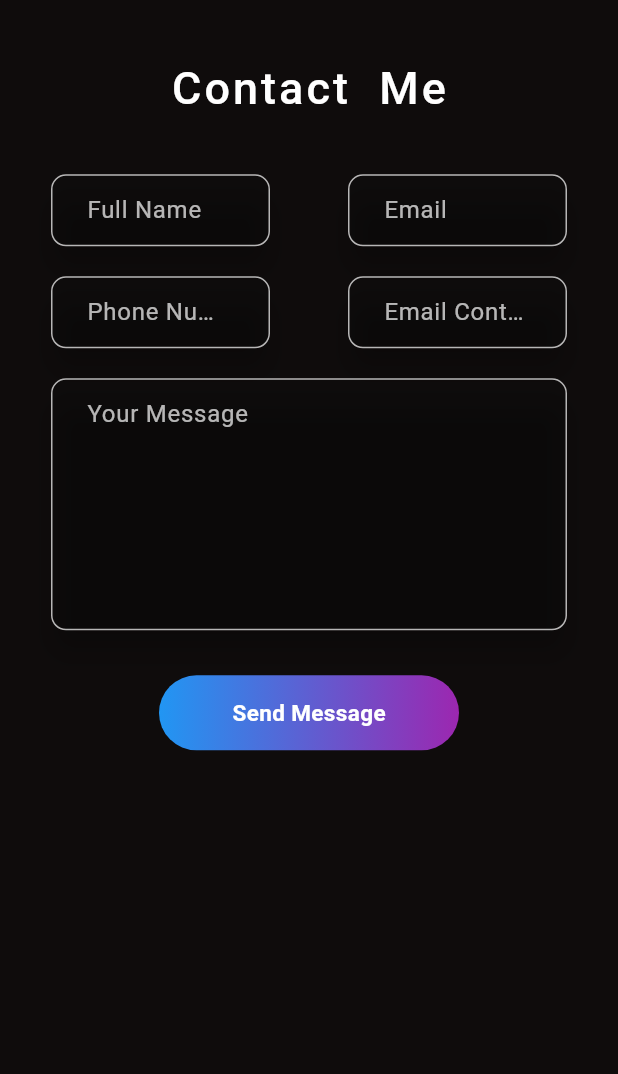
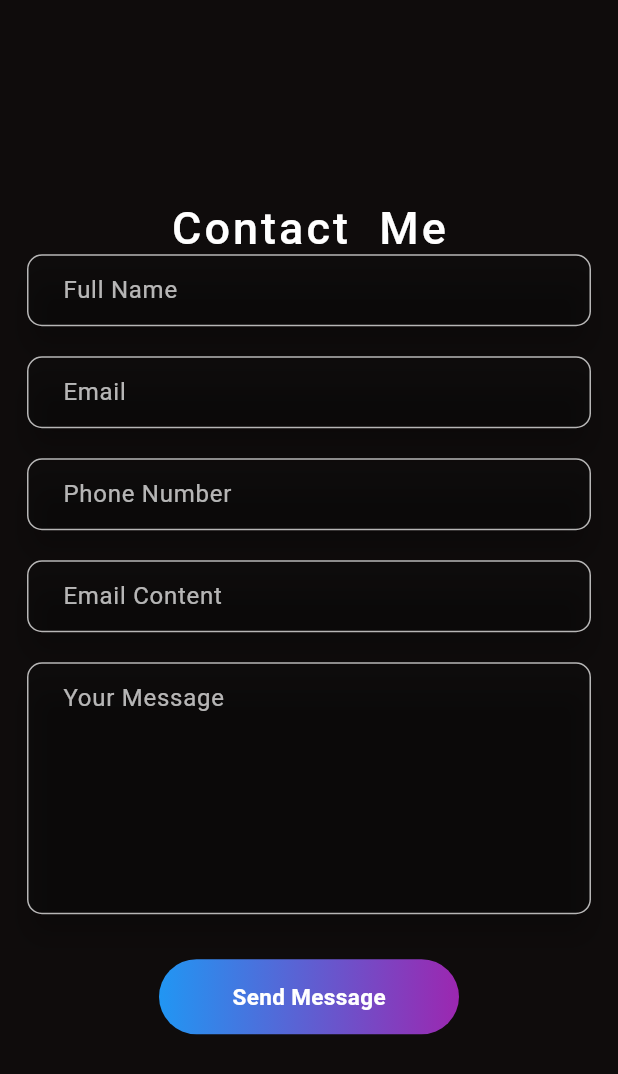
Before and after one commit to Akshaykpz/personal_website_flutter, a Flutter app: the ContactMe widget shown alone on an empty page, opened directly, on a phone screen of 412 x 824 dp. Shown: the top 1074 px of the screen. Run offline on Flutter 3.47's test engine with Material 3 defaults, Android fonts, the light colour scheme and no system bars; our stand-ins replace animate_do, animated_text_kit, google_fonts, lottie, scrollable_positioned_list; missing offline and left inert: dart:html.

Commit message:
all sucess

```diff
--- a/lib/view/screens/contact_us.dart
+++ b/lib/view/screens/contact_us.dart
@@ -75,28 +75,145 @@ class _ContactMeState extends State<ContactMe> {
     return HelperClass(
         paddingWidth: size.width * 0.1,
         bgColor: AppColors.bgcolors,
-        mobile: Column(children: [customfiled(context)]),
-        tablet: Column(children: [customfiled(context)]),
-        desktop: Expanded(
-          child: Column(
-            children: [customfiled(context)],
+        mobile: Column(
+            mainAxisAlignment: MainAxisAlignment.start,
+            mainAxisSize: MainAxisSize.min,
+            children: [
+              formtext(),
+              Material(
+                color: Colors.transparent,
+                elevation: 8,
+                borderRadius: BorderRadius.circular(12),
+                child: TextFormField(
+                  style: const TextStyle(color: Colors.white),
+                  controller: nameController,
+                  decoration: inputFiled(hinttext: 'Full Name'),
                 ),
-        ));
+              ),
+              const SizedBox(
+                height: 20,
+              ),
+              Material(
+                color: Colors.transparent,
+                elevation: 8,
+                borderRadius: BorderRadius.circular(12),
+                child: TextFormField(
+                  style: const TextStyle(color: Colors.white),
+                  controller: emailController,
+                  decoration: inputFiled(hinttext: 'Email'),
+                ),
+              ),
+              const SizedBox(
+                height: 20,
+              ),
+              Material(
+                color: Colors.transparent,
+                elevation: 8,
+                borderRadius: BorderRadius.circular(12),
+                child: TextFormField(
+                  style: const TextStyle(color: Colors.white),
+                  controller: phoneController,
+                  decoration: inputFiled(hinttext: 'Phone Number'),
+                ),
+              ),
+              const SizedBox(
+                height: 20,
+              ),
+              Material(
+                color: Colors.transparent,
+                elevation: 8,
+                borderRadius: BorderRadius.circular(12),
+                child: TextFormField(
+                  style: const TextStyle(color: Colors.white),
+                  controller: contentController,
+                  decoration: inputFiled(hinttext: 'Email Content'),
+                ),
+              ),
+              const SizedBox(
+                height: 20,
+              ),
+              Material(
+                color: Colors.transparent,
+                elevation: 8,
+                borderRadius: BorderRadius.circular(12),
+                child: TextFormField(
+                  style: const TextStyle(color: Colors.white),
+                  controller: messageController,
+                  maxLines: 6,
+                  decoration: inputFiled(hinttext: 'Your Message'),
+                ),
+              ),
+              const SizedBox(
+                height: 30,
+              ),
+              InkWell(
+                onTap: () async {
+                  await sendemail().then((value) {
+                    showSnackBar(context);
+                  });
+                },
+                onHover: (value) {
+                  setState(() {
+                    isData = value;
+                  });
+                },
+                child: Container(
+                  height: 50,
+                  width: 200,
+                  decoration: isData
+                      ? BoxDecoration(
+                          borderRadius: BorderRadius.circular(25),
+                          boxShadow: const [
+                            BoxShadow(
+                                offset: Offset(0.0, 0.0),
+                                blurRadius: 10,
+                                color: Colors.white),
+                          ],
+                          gradient: const LinearGradient(
+                            begin: Alignment.centerLeft,
+                            end: Alignment.centerRight,
+                            colors: [
+                              Colors.blue,
+                              Colors.purple,
+                            ],
+                          ))
+                      : BoxDecoration(
+                          borderRadius: BorderRadius.circular(25),
+                          boxShadow: const [
+                            BoxShadow(
+                                offset: Offset(0.0, 0.0),
+                                blurRadius: 5,
+                                color: Colors.transparent),
+                          ],
+                          gradient: const LinearGradient(
+                            begin: Alignment.centerLeft,
+                            end: Alignment.centerRight,
+                            colors: [
+                              Colors.blue,
+                              Colors.purple,
+                            ],
+                          )),
+                  child: Center(
+                      child: Text(
+                    'Send Message',
+                    style: TextStyle(
+                        fontSize: 15,
+                        fontWeight: FontWeight.w600,
+                        color: isData ? Colors.white : Colors.white),
+                  )),
+                ),
+              )
+            ]),
+        tablet: customfiled(context),
+        desktop: customfiled(context));
   }
 
   Column customfiled(BuildContext context) {
-    return Column(mainAxisSize: MainAxisSize.min, children: [
-      FadeInDown(
-          child: RichText(
-              text: TextSpan(
-                  text: 'Contact',
-                  style: Apptext.addstyles(Colors.white),
+    return Column(
+        mainAxisSize: MainAxisSize.min,
+        mainAxisAlignment: MainAxisAlignment.start,
         children: [
-            TextSpan(
-              text: '  Me',
-              style: Apptext.addstyles(Colors.white),
-            )
-          ]))),
+          formtext(),
           const SizedBox(
             height: 40,
           ),
@@ -182,7 +299,6 @@ class _ContactMeState extends State<ContactMe> {
           ),
           Padding(
             padding: const EdgeInsets.symmetric(horizontal: 16),
-        child: Expanded(
             child: Material(
               color: Colors.transparent,
               elevation: 8,
@@ -192,7 +308,6 @@ class _ContactMeState extends State<ContactMe> {
                 controller: messageController,
                 maxLines: 6,
                 decoration: inputFiled(hinttext: 'Your Message'),
-            ),
               ),
             ),
           ),
@@ -259,6 +374,20 @@ class _ContactMeState extends State<ContactMe> {
         ]);
   }
 
+  FadeInDown formtext() {
+    return FadeInDown(
+        child: RichText(
+            text: TextSpan(
+                text: 'Contact',
+                style: Apptext.addstyles(Colors.white),
+                children: [
+          TextSpan(
+            text: '  Me',
+            style: Apptext.addstyles(Colors.white),
+          )
+        ])));
+  }
+
   InputDecoration inputFiled({required String hinttext}) {
     return InputDecoration(
       hintText: hinttext,
--- a/lib/view/screens/dash_board.dart
+++ b/lib/view/screens/dash_board.dart
@@ -1,187 +1,3 @@
-// import 'package:flutter/material.dart';
-// import 'package:my_personal_website/constants/colors.dart';
-// import 'package:my_personal_website/constants/textstyle.dart';
-// import 'package:my_personal_website/view/screens/home.dart';
-// import 'package:my_personal_website/view/screens/skills.dart';
-// import 'package:my_personal_website/view/screens/contact_us.dart';
-// import 'package:my_personal_website/view/screens/experience.dart';
-// import 'package:my_personal_website/view/screens/footer_class.dart';
-// import 'package:my_personal_website/view/screens/my_projects.dart';
-// import 'package:my_personal_website/view/screens/my_service.dart';
-// import 'package:scrollable_positioned_list/scrollable_positioned_list.dart';
-
-// class DashBoard extends StatefulWidget {
-//   const DashBoard({Key? key}) : super(key: key);
-
-//   @override
-//   State<DashBoard> createState() => _DashBoardState();
-// }
-
-// class _DashBoardState extends State<DashBoard> {
-//   final ItemScrollController _itemScrollController = ItemScrollController();
-//   final ItemPositionsListener itemPositionsListener =
-//       ItemPositionsListener.create();
-//   final ScrollOffsetListener scrollOffsetListener =
-//       ScrollOffsetListener.create();
-//   final onmenuHover = Matrix4.identity()..scale(1.0);
-//   final menuitem = <String>[
-//     'About',
-//     'Skills',
-//     'Experience',
-//     'Service',
-//     'Projects',
-//     'Contacts',
-//   ];
-
-//   final screenlist = <Widget>[
-//     Homepage(),
-//     const AboutMe(),
-//     const Expierence(),
-//     const MyService(),
-//     const MyPortfolio(),
-//     const ContactMe(),
-//     const FotterClass(),
-//   ];
-//   final Color backgroundColor = const Color.fromARGB(255, 13, 16, 28);
-//   final Color buttonColor = Colors.blue;
-//   var menuIndex = 0;
-//   Future scrollTo({required int index}) async {
-//     _itemScrollController
-//         .scrollTo(
-//             index: index,
-//             duration: const Duration(seconds: 2),
-//             curve: Curves.fastLinearToSlowEaseIn)
-//         .whenComplete(() {
-//       setState(() {
-//         menuIndex = index;
-//       });
-//     });
-//   }
-
-//   final yourScrollController = ScrollController();
-//   @override
-//   Widget build(BuildContext context) {
-//     Size size = MediaQuery.of(context).size;
-//     return Scaffold(
-//         backgroundColor: Colors.black,
-//         appBar: AppBar(
-//           titleSpacing: 100,
-//           toolbarHeight: 90,
-//           backgroundColor: Colors.transparent,
-//           elevation: 4,
-//           title: LayoutBuilder(
-//             builder: (context, constraints) {
-//               if (constraints.maxWidth < 768) {
-//                 return Stack(
-//                   children: [
-//                     PopupMenuButton(
-//                       color: AppColors.bgcolors,
-//                       position: PopupMenuPosition.under,
-//                       constraints:
-//                           BoxConstraints.tightFor(width: size.width * 0.9),
-//                       itemBuilder: (context) {
-//                         return menuitem
-//                             .asMap()
-//                             .entries
-//                             .map((e) => PopupMenuItem(
-//                                   child: Text(
-//                                     e.value,
-//                                     style: const TextStyle(color: Colors.white),
-//                                   ),
-//                                   onTap: () {
-//                                     scrollTo(index: e.key);
-//                                   },
-//                                 ))
-//                             .toList();
-//                       },
-//                       icon: const Icon(
-//                         Icons.menu_sharp,
-//                         color: Colors.white,
-//                       ),
-//                     ),
-//                     Positioned(
-//                       left: 48, // Adjust this value as needed
-//                       child: Text(
-//                         'Portfolio',
-//                         style: Apptext.biodatas(),
-//                       ),
-//                     ),
-//                   ],
-//                 );
-//               } else {
-//                 return Row(
-//                     crossAxisAlignment: CrossAxisAlignment.center,
-//                     children: [
-//                       Text(
-//                         'Portfolio',
-//                         style: Apptext.biodatas(),
-//                       ),
-//                       const Spacer(),
-//                       SizedBox(
-//                         height: 40,
-//                         child: ListView.separated(
-//                             shrinkWrap: true,
-//                             scrollDirection: Axis.horizontal,
-//                             itemBuilder: (context, index) => const SizedBox(
-//                                   width: 3,
-//                                 ),
-//                             separatorBuilder: (context, index) {
-//                               return InkWell(
-//                                 onTap: () {
-//                                   scrollTo(index: index);
-//                                 },
-//                                 borderRadius: BorderRadius.circular(100),
-//                                 onHover: (value) {
-//                                   setState(() {
-//                                     if (value) {
-//                                       menuIndex = index;
-//                                     } else {
-//                                       menuIndex = 0;
-//                                     }
-//                                   });
-//                                 },
-//                                 child: animatedContainer(
-//                                     index, menuIndex == index ? true : false),
-//                               );
-//                             },
-//                             itemCount: menuitem.length),
-//                       ),
-//                     ]);
-//               }
-//             },
-//           ),
-//         ),
-//         body: Scrollbar(
-//           trackVisibility: true,
-//           thumbVisibility: true,
-//           thickness: 8,
-//           interactive: true,
-//           controller: yourScrollController,
-//           child: ScrollablePositionedList.builder(
-//             itemCount: screenlist.length,
-//             itemScrollController: _itemScrollController,
-//             itemPositionsListener: itemPositionsListener,
-//             scrollOffsetListener: scrollOffsetListener,
-//             itemBuilder: (context, index) {
-//               return screenlist[index];
-//             },
-//           ),
-//         ));
-//   }
-
-//   AnimatedContainer animatedContainer(int index, bool hover) {
-//     return AnimatedContainer(
-//       duration: const Duration(milliseconds: 200),
-//       alignment: Alignment.center,
-//       width: hover ? 90 : 85,
-//       transform: hover ? onmenuHover : null,
-//       child: Text(menuitem[index],
-//           style: Apptext.headertextstyle(
-//             hover ? Colors.blue : Colors.white,
-//           )),
-//     );
-//   }
-// }
 import 'package:flutter/material.dart';
 import 'package:my_personal_website/constants/colors.dart';
 import 'package:my_personal_website/constants/textstyle.dart';
@@ -242,8 +58,7 @@ class _DashBoardState extends State<DashBoard> {
     });
   }
 
-  final ScrollController yourScrollController =
-      ScrollController(); // Changed here
+  final yourScrollController = ScrollController();
   @override
   Widget build(BuildContext context) {
     Size size = MediaQuery.of(context).size;
@@ -305,6 +120,7 @@ class _DashBoardState extends State<DashBoard> {
                       SizedBox(
                         height: 40,
                         child: ListView.separated(
+                            controller: yourScrollController,
                             shrinkWrap: true,
                             scrollDirection: Axis.horizontal,
                             itemBuilder: (context, index) => const SizedBox(
@@ -329,11 +145,9 @@ class _DashBoardState extends State<DashBoard> {
                                     index, menuIndex == index ? true : false),
                               );
                             },
-                      itemCount: menuitem.length,
+                            itemCount: menuitem.length),
                       ),
-                  ),
-                ],
-              );
+                    ]);
               }
             },
           ),
@@ -344,18 +158,16 @@ class _DashBoardState extends State<DashBoard> {
           thickness: 8,
           interactive: true,
           controller: yourScrollController,
-        child: SingleChildScrollView(
-          // Changed here
-          controller: yourScrollController,
-          child: Column(
-            // Added here
-            children: [
-              for (var widget in screenlist) widget,
-            ],
+          child: ScrollablePositionedList.builder(
+            itemCount: screenlist.length,
+            itemScrollController: _itemScrollController,
+            itemPositionsListener: itemPositionsListener,
+            scrollOffsetListener: scrollOffsetListener,
+            itemBuilder: (context, index) {
+              return screenlist[index];
+            },
           ),
-        ),
-      ),
-    );
+        ));
   }
 
   AnimatedContainer animatedContainer(int index, bool hover) {
@@ -371,3 +183,192 @@ class _DashBoardState extends State<DashBoard> {
     );
   }
 }
+// import 'package:flutter/material.dart';
+// import 'package:my_personal_website/constants/colors.dart';
+// import 'package:my_personal_website/constants/textstyle.dart';
+// import 'package:my_personal_website/view/screens/home.dart';
+// import 'package:my_personal_website/view/screens/skills.dart';
+// import 'package:my_personal_website/view/screens/contact_us.dart';
+// import 'package:my_personal_website/view/screens/experience.dart';
+// import 'package:my_personal_website/view/screens/footer_class.dart';
+// import 'package:my_personal_website/view/screens/my_projects.dart';
+// import 'package:my_personal_website/view/screens/my_service.dart';
+// import 'package:scrollable_positioned_list/scrollable_positioned_list.dart';
+
+// class DashBoard extends StatefulWidget {
+//   const DashBoard({Key? key}) : super(key: key);
+
+//   @override
+//   State<DashBoard> createState() => _DashBoardState();
+// }
+
+// class _DashBoardState extends State<DashBoard> {
+//   final ItemScrollController _itemScrollController = ItemScrollController();
+//   final ItemPositionsListener itemPositionsListener =
+//       ItemPositionsListener.create();
+//   final ScrollOffsetListener scrollOffsetListener =
+//       ScrollOffsetListener.create();
+//   final onmenuHover = Matrix4.identity()..scale(1.0);
+//   final menuitem = <String>[
+//     'About',
+//     'Skills',
+//     'Experience',
+//     'Service',
+//     'Projects',
+//     'Contacts',
+//   ];
+
+//   final screenlist = <Widget>[
+//     Homepage(),
+//     const AboutMe(),
+//     const Expierence(),
+//     const MyService(),
+//     const MyPortfolio(),
+//     const ContactMe(),
+//     // const FotterClass(),
+//   ];
+//   final Color backgroundColor = const Color.fromARGB(255, 13, 16, 28);
+//   final Color buttonColor = Colors.blue;
+//   var menuIndex = 0;
+//   Future scrollTo({required int index}) async {
+//     _itemScrollController
+//         .scrollTo(
+//             index: index,
+//             duration: const Duration(seconds: 2),
+//             curve: Curves.fastLinearToSlowEaseIn)
+//         .whenComplete(() {
+//       setState(() {
+//         menuIndex = index;
+//       });
+//     });
+//   }
+
+//   final ScrollController yourScrollController =
+//       ScrollController(); // Changed here
+//   @override
+//   Widget build(BuildContext context) {
+//     Size size = MediaQuery.of(context).size;
+//     return Scaffold(
+//       backgroundColor: Colors.black,
+//       appBar: AppBar(
+//         titleSpacing: 100,
+//         toolbarHeight: 90,
+//         backgroundColor: Colors.transparent,
+//         elevation: 4,
+//         title: LayoutBuilder(
+//           builder: (context, constraints) {
+//             if (constraints.maxWidth < 768) {
+//               return Stack(
+//                 children: [
+//                   PopupMenuButton(
+//                     color: AppColors.bgcolors,
+//                     position: PopupMenuPosition.under,
+//                     constraints:
+//                         BoxConstraints.tightFor(width: size.width * 0.9),
+//                     itemBuilder: (context) {
+//                       return menuitem
+//                           .asMap()
+//                           .entries
+//                           .map((e) => PopupMenuItem(
+//                                 child: Text(
+//                                   e.value,
+//                                   style: const TextStyle(color: Colors.white),
+//                                 ),
+//                                 onTap: () {
+//                                   scrollTo(index: e.key);
+//                                 },
+//                               ))
+//                           .toList();
+//                     },
+//                     icon: const Icon(
+//                       Icons.menu_sharp,
+//                       color: Colors.white,
+//                     ),
+//                   ),
+//                   Positioned(
+//                     left: 48, // Adjust this value as needed
+//                     child: Text(
+//                       'Portfolio',
+//                       style: Apptext.biodatas(),
+//                     ),
+//                   ),
+//                 ],
+//               );
+//             } else {
+//               return Row(
+//                 crossAxisAlignment: CrossAxisAlignment.center,
+//                 children: [
+//                   Text(
+//                     'Portfolio',
+//                     style: Apptext.biodatas(),
+//                   ),
+//                   const Spacer(),
+//                   SizedBox(
+//                     height: 40,
+//                     child: ListView.separated(
+//                       shrinkWrap: true,
+//                       scrollDirection: Axis.horizontal,
+//                       itemBuilder: (context, index) => const SizedBox(
+//                         width: 3,
+//                       ),
+//                       separatorBuilder: (context, index) {
+//                         return InkWell(
+//                           onTap: () {
+//                             scrollTo(index: index);
+//                           },
+//                           borderRadius: BorderRadius.circular(100),
+//                           onHover: (value) {
+//                             setState(() {
+//                               if (value) {
+//                                 menuIndex = index;
+//                               } else {
+//                                 menuIndex = 0;
+//                               }
+//                             });
+//                           },
+//                           child: animatedContainer(
+//                               index, menuIndex == index ? true : false),
+//                         );
+//                       },
+//                       itemCount: menuitem.length,
+//                     ),
+//                   ),
+//                 ],
+//               );
+//             }
+//           },
+//         ),
+//       ),
+//       body: Scrollbar(
+//         trackVisibility: true,
+//         thumbVisibility: true,
+//         thickness: 8,
+//         interactive: true,
+//         controller: yourScrollController,
+//         child: SingleChildScrollView(
+//           // Changed here
+//           controller: yourScrollController,
+//           child: Column(
+//             // Added here
+//             children: [
+//               for (var widget in screenlist) widget,
+//             ],
+//           ),
+//         ),
+//       ),
+//     );
+//   }
+
+//   AnimatedContainer animatedContainer(int index, bool hover) {
+//     return AnimatedContainer(
+//       duration: const Duration(milliseconds: 200),
+//       alignment: Alignment.center,
+//       width: hover ? 90 : 85,
+//       transform: hover ? onmenuHover : null,
+//       child: Text(menuitem[index],
+//           style: Apptext.headertextstyle(
+//             hover ? Colors.blue : Colors.white,
+//           )),
+//     );
+//   }
+// }
--- a/lib/view/screens/experience.dart
+++ b/lib/view/screens/experience.dart
@@ -293,7 +293,7 @@ class _ExpierenceState extends State<Expierence> {
                 ' Flutter Developer',
                 '   Grand Cafe Production',
                 ' Nov 2023 - Jan 2024',
-                'Working on Rental Platforms,managing Both Frontend&Backend, and Figam design from the scratch',
+                'Working on Rental Platforms,managing Both Frontend&Backend, and Figma design from the scratch',
               ),
             ),
             const SizedBox(width: 100),
--- a/lib/view/widgets/profile_image.dart
+++ b/lib/view/widgets/profile_image.dart
@@ -48,7 +48,9 @@ class _ProfileImageState extends State<ProfileImage>
               ),
               child: Image.asset(
                 AppImage.image,
-                fit: BoxFit.cover,
+                width: 340,
+                height: 450,
+                fit: BoxFit.fill,
               ),
             )),
           ),
```
Also changed, not shown: firebase.json, 3 other files. Lines whose indentation alone changed are shown as unchanged.
